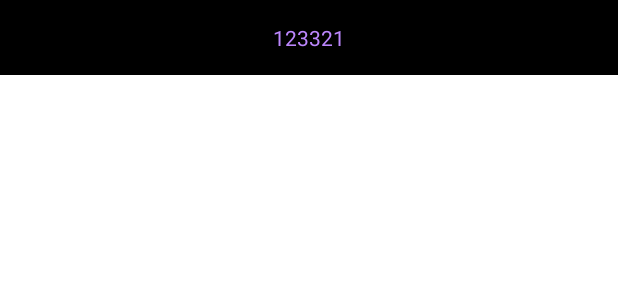
After one commit to apple328447/MVVM_Demo_ANDROIDX, an Android app: the layout activity_base_tool_bar.xml on its own in the app's theme, with its tools: preview values and no code run, on a phone screen of 412 x 824 dp. The commit adds this screen. Shown: the top 300 px of the screen. Run offline under Robolectric (Android 15) with nearby library versions, the phone set to English and light mode, and no system bars.

Commit message:
[新增] BaseToolBarActivi 弄到一半忙開發，先記錄，之後再慢慢回來寫

```diff
--- a/app/src/main/java/com/example/mvvm_demo_androidx/LiveData/LiveDataActivity.kt
+++ b/app/src/main/java/com/example/mvvm_demo_androidx/LiveData/LiveDataActivity.kt
@@ -43,7 +43,7 @@ class LiveDataActivity : AppCompatActivity() {
 
     private fun initLiveData() {
         // observe是發現ViewModel裡面的資料有更動時要做的事情
-        refreshViewModel.refreshViewFormState.observe(this, Observer {
+        refreshViewModel.refreshViewFormState.observe(this, Observer {//TODO 如果是fragment就要用this.viewLifecycleOwner,Observer {
             val viewState = it ?: return@Observer //這裡返回的是
             Log.v("Bill", "LiveData===>observe:   ${Gson().toJson(viewState)}")
 
--- a/app/src/main/java/com/example/mvvm_demo_androidx/ObservableField/ObservableFieldActivity.kt
+++ b/app/src/main/java/com/example/mvvm_demo_androidx/ObservableField/ObservableFieldActivity.kt
@@ -16,7 +16,7 @@ class ObservableFieldActivity : AppCompatActivity() {
     private lateinit var refreshViewModel: RefreshViewModel
 
     //2.建立DataBinding
-    private lateinit var refreshViewBinding: ActivityRefreshViewBinding
+    private lateinit var refreshViewBinding: ActivityRefreshViewBinding //建立Activity的時候，Java(generated)都會產生一個
 
     //3.建立Repository
     private val refreshRepository = RefreshRepository()
@@ -33,7 +33,7 @@ class ObservableFieldActivity : AppCompatActivity() {
             refreshViewBinding = DataBindingUtil.setContentView(this, R.layout.activity_refresh_view)
             //6.在onCreat設定DataBinding綁定的ViewModle和生命週期
             refreshViewBinding.apply {
-                refreshViewModel = this@ObservableFieldActivity.refreshViewModel
+                refreshViewModel = this@ObservableFieldActivity.refreshViewModel // Xml裡面的參數 =(設定) 當前activity的值，所以Xml改名字這裡也要改
                 lifecycleOwner = this@ObservableFieldActivity
 
                 //7.這裡可以放Xml要用到的資料
--- /dev/null
+++ b/app/src/main/res/layout/activity_base_tool_bar.xml
@@ -0,0 +1,48 @@
+<?xml version="1.0" encoding="utf-8"?>
+<androidx.constraintlayout.widget.ConstraintLayout xmlns:android="http://schemas.android.com/apk/res/android"
+    xmlns:app="http://schemas.android.com/apk/res-auto"
+    xmlns:tools="http://schemas.android.com/tools"
+    android:layout_width="match_parent"
+    android:layout_height="match_parent"
+    tools:context=".base.BaseToolBarActivity">
+
+
+    <!-- toolBar -->
+    <LinearLayout
+        android:id="@+id/linearLayout2"
+        android:layout_width="match_parent"
+        android:layout_height="wrap_content"
+        android:background="@color/black"
+        android:orientation="horizontal"
+        app:layout_constraintEnd_toEndOf="parent"
+        app:layout_constraintStart_toStartOf="parent"
+        app:layout_constraintTop_toTopOf="parent">
+
+
+        <TextView
+            android:id="@+id/tv_toolbar_title"
+            android:layout_width="0dp"
+            android:layout_height="50dp"
+            android:layout_weight="1"
+            android:gravity="center"
+            android:textColor="@color/purple_200"
+            tools:text="123321" />
+
+
+    </LinearLayout>
+
+    <FrameLayout
+        android:id="@+id/frame_layout"
+        android:layout_width="match_parent"
+        android:layout_height="0dp"
+        android:background="@color/white"
+        app:layout_constraintEnd_toEndOf="parent"
+        app:layout_constraintStart_toStartOf="parent"
+        app:layout_constraintBottom_toBottomOf="parent"
+        app:layout_constraintTop_toBottomOf="@+id/linearLayout2">
+
+
+    </FrameLayout>
+
+
+</androidx.constraintlayout.widget.ConstraintLayout>
```
Also changed, not shown: app/src/main/AndroidManifest.xml (+6 -7 lines), app/src/main/java/com/example/mvvm_demo_androidx/MainActivity.kt (+8 -2 lines), app/src/main/java/com/example/mvvm_demo_androidx/base/BaseToolBarActivity.kt (added, +18 -0 lines).
